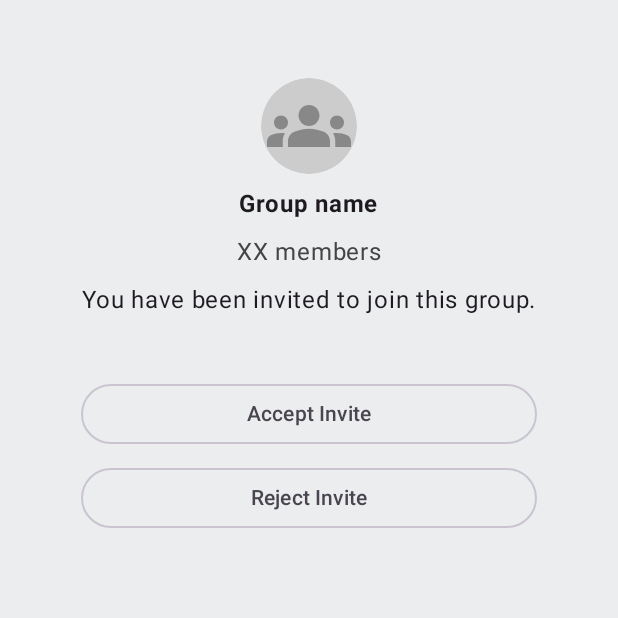
After one commit to dev-sharma3624/QuickCast, an Android app built with Jetpack Compose: the composable SiteInviteBottomSheet shown on its own in the app's theme, on a phone screen of 412 x 824 dp, the top half of it. The commit adds this screen. Run offline under Robolectric (Android 15) with nearby library versions, the phone set to English and light mode, and no system bars.

Commit message:
Created Bottom Sheet UI

```diff
--- a/app/src/main/java/com/example/quickcast/ui/screen_container/ScreenContainer.kt
+++ b/app/src/main/java/com/example/quickcast/ui/screen_container/ScreenContainer.kt
@@ -60,6 +60,7 @@ package com.example.quickcast.ui.screen_container
  import com.example.quickcast.enum_classes.OtherScreens
  import com.example.quickcast.services.PermissionService
  import com.example.quickcast.ui.temporary_components.PermissionAlertDialog
+ import com.example.quickcast.ui.temporary_components.SiteInviteBottomSheet
  import com.example.quickcast.ui.temporary_components.SnackBarCustom
  import com.example.quickcast.ui.theme.QuickCastTheme
  import com.example.quickcast.viewModels.HomeVM
@@ -256,7 +257,7 @@ fun ScreenContainer(homeVM: HomeVM) {
                 onDismissRequest = { homeVM.isBottomSheetActive.value = false },
                 dragHandle = {}
             ) {
-                BlankScreen("Bottom Sheet")
+                SiteInviteBottomSheet()
             }
 
         }
--- /dev/null
+++ b/app/src/main/java/com/example/quickcast/ui/temporary_components/SiteInviteBottomSheet.kt
@@ -0,0 +1,107 @@
+package com.example.quickcast.ui.temporary_components
+
+import androidx.compose.foundation.background
+import androidx.compose.foundation.layout.Box
+import androidx.compose.foundation.layout.Column
+import androidx.compose.foundation.layout.Spacer
+import androidx.compose.foundation.layout.fillMaxSize
+import androidx.compose.foundation.layout.fillMaxWidth
+import androidx.compose.foundation.layout.padding
+import androidx.compose.foundation.layout.size
+import androidx.compose.foundation.shape.CircleShape
+import androidx.compose.material3.ExperimentalMaterial3Api
+import androidx.compose.material3.Icon
+import androidx.compose.material3.ModalBottomSheet
+import androidx.compose.material3.OutlinedButton
+import androidx.compose.material3.Text
+import androidx.compose.material3.rememberModalBottomSheetState
+import androidx.compose.runtime.Composable
+import androidx.compose.ui.Alignment
+import androidx.compose.ui.Modifier
+import androidx.compose.ui.draw.clip
+import androidx.compose.ui.graphics.Color
+import androidx.compose.ui.res.painterResource
+import androidx.compose.ui.text.font.FontWeight
+import androidx.compose.ui.tooling.preview.Preview
+import androidx.compose.ui.unit.dp
+import com.example.quickcast.R
+
+@OptIn(ExperimentalMaterial3Api::class)
+@Preview(showBackground = true)
+@Composable
+fun SiteInviteBottomSheetPreview(){
+    Column(
+        modifier = Modifier.fillMaxSize()
+            .background(Color.Gray)
+    ) {
+        ModalBottomSheet(
+            sheetState = rememberModalBottomSheetState(),
+            onDismissRequest = {},
+            dragHandle = {}
+        ) {
+            SiteInviteBottomSheet()
+        }
+
+    }
+}
+
+@Composable
+fun SiteInviteBottomSheet(){
+
+    val internalComponentPadding = Modifier.padding(vertical = 4.dp)
+
+    Column(
+        modifier = Modifier.fillMaxWidth()
+            .padding(horizontal = 16.dp, vertical = 48.dp),
+        horizontalAlignment = Alignment.CenterHorizontally
+    ) {
+
+        Box(
+            modifier = internalComponentPadding.clip(shape = CircleShape)
+                .background(Color.LightGray, CircleShape)
+        ){
+            Icon(
+                painter = painterResource(R.drawable.group),
+                contentDescription = null,
+                tint = Color.Gray,
+                modifier = Modifier.size(64.dp)
+                    .padding(4.dp)
+            )
+        }
+
+        Text(
+            text = "Group name",
+            fontWeight = FontWeight.Bold,
+            modifier = internalComponentPadding
+        )
+
+        Text(
+            text = "XX members",
+            color = Color.DarkGray,
+            modifier = internalComponentPadding
+        )
+
+        Text(
+            text = "You have been invited to join this group.",
+            modifier = internalComponentPadding
+        )
+
+        Spacer(Modifier.padding(vertical = 16.dp))
+
+        OutlinedButton(
+            onClick = {},
+            modifier = internalComponentPadding
+                .fillMaxWidth(0.8f)
+        ) {
+            Text("Accept Invite")
+        }
+
+        OutlinedButton(
+            onClick = {},
+            modifier = internalComponentPadding
+                .fillMaxWidth(0.8f)
+        ) {
+            Text("Reject Invite")
+        }
+    }
+}
--- /dev/null
+++ b/app/src/main/res/drawable/group.xml
@@ -0,0 +1,5 @@
+<vector xmlns:android="http://schemas.android.com/apk/res/android" android:height="24dp" android:tint="#000000" android:viewportHeight="24" android:viewportWidth="24" android:width="24dp">
+
+    <path android:fillColor="@android:color/white" android:pathData="M12,12.75c1.63,0 3.07,0.39 4.24,0.9c1.08,0.48 1.76,1.56 1.76,2.73L18,18H6l0,-1.61c0,-1.18 0.68,-2.26 1.76,-2.73C8.93,13.14 10.37,12.75 12,12.75zM4,13c1.1,0 2,-0.9 2,-2c0,-1.1 -0.9,-2 -2,-2s-2,0.9 -2,2C2,12.1 2.9,13 4,13zM5.13,14.1C4.76,14.04 4.39,14 4,14c-0.99,0 -1.93,0.21 -2.78,0.58C0.48,14.9 0,15.62 0,16.43V18l4.5,0v-1.61C4.5,15.56 4.73,14.78 5.13,14.1zM20,13c1.1,0 2,-0.9 2,-2c0,-1.1 -0.9,-2 -2,-2s-2,0.9 -2,2C18,12.1 18.9,13 20,13zM24,16.43c0,-0.81 -0.48,-1.53 -1.22,-1.85C21.93,14.21 20.99,14 20,14c-0.39,0 -0.76,0.04 -1.13,0.1c0.4,0.68 0.63,1.46 0.63,2.29V18l4.5,0V16.43zM12,6c1.66,0 3,1.34 3,3c0,1.66 -1.34,3 -3,3s-3,-1.34 -3,-3C9,7.34 10.34,6 12,6z"/>
+
+</vector>
```
